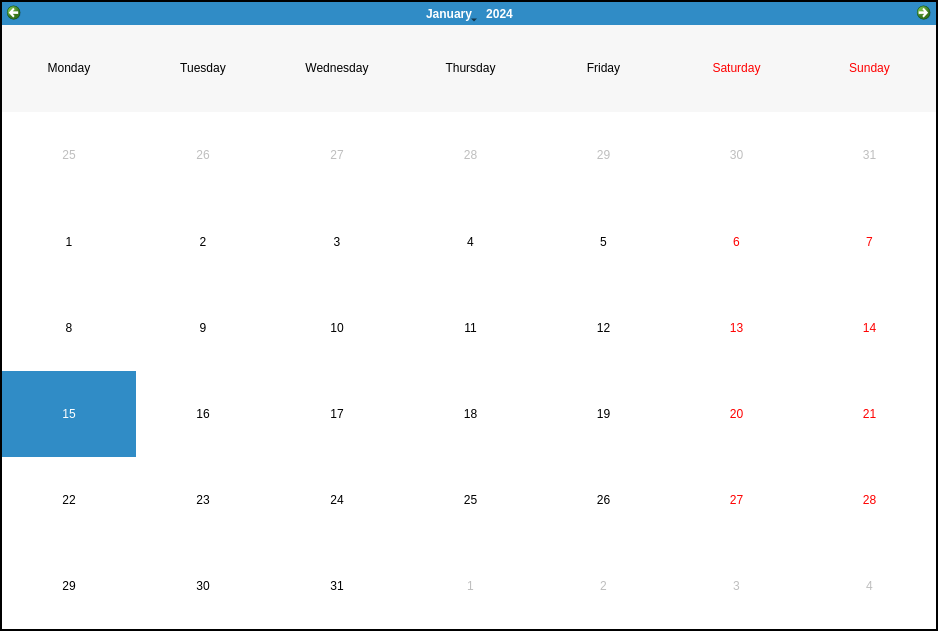
Old version of the form sources/Booking/BookingPlanning.ui in the repository aurelien35/loteliQt.
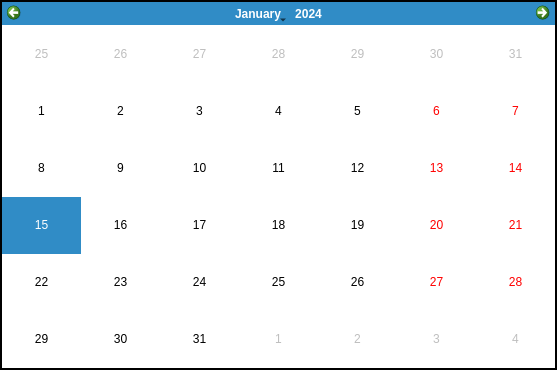
New version of the form. Custom widgets are drawn as their Qt base class.

Commit message: Events in calendar

Patch:
```diff
--- a/sources/Booking/BookingPlanning.ui
+++ b/sources/Booking/BookingPlanning.ui
@@ -6,8 +6,8 @@
    <rect>
     <x>0</x>
     <y>0</y>
-    <width>938</width>
-    <height>631</height>
+    <width>557</width>
+    <height>370</height>
    </rect>
   </property>
   <property name="frameShape">
@@ -29,14 +29,11 @@
       <enum>Qt::Monday</enum>
      </property>
      <property name="horizontalHeaderFormat">
-      <enum>QCalendarWidget::LongDayNames</enum>
+      <enum>QCalendarWidget::NoHorizontalHeader</enum>
      </property>
      <property name="verticalHeaderFormat">
       <enum>QCalendarWidget::NoVerticalHeader</enum>
      </property>
-     <property name="navigationBarVisible">
-      <bool>true</bool>
-     </property>
      <property name="dateEditEnabled">
       <bool>false</bool>
      </property>
```
The commit also changes 4 other files.
